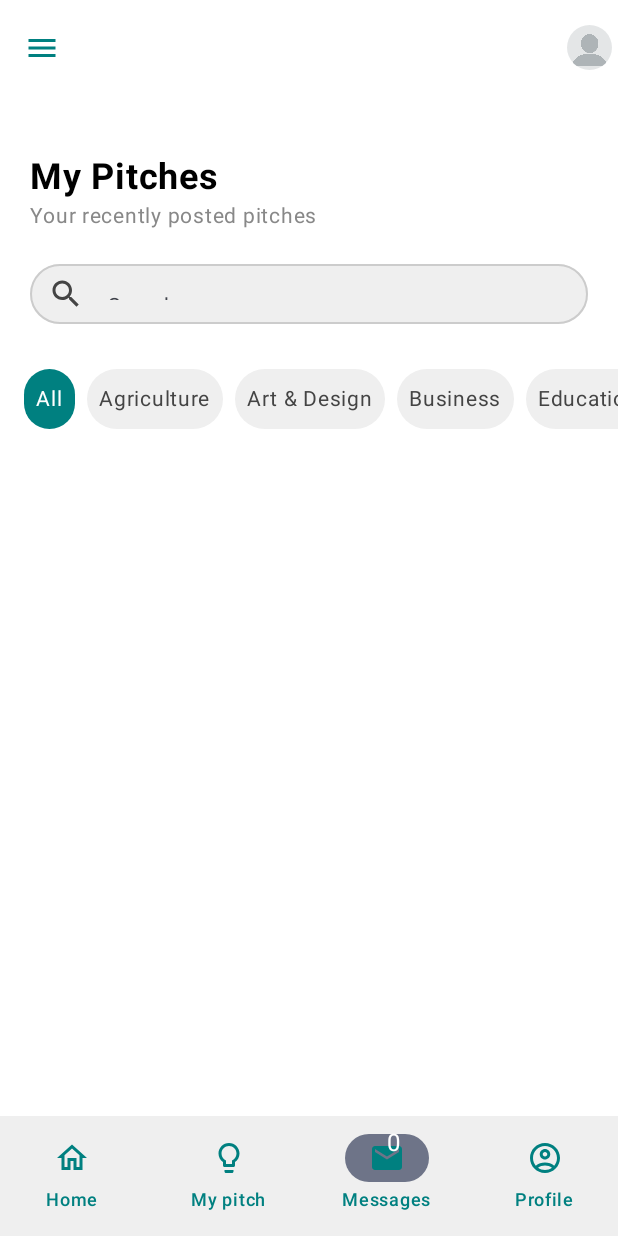
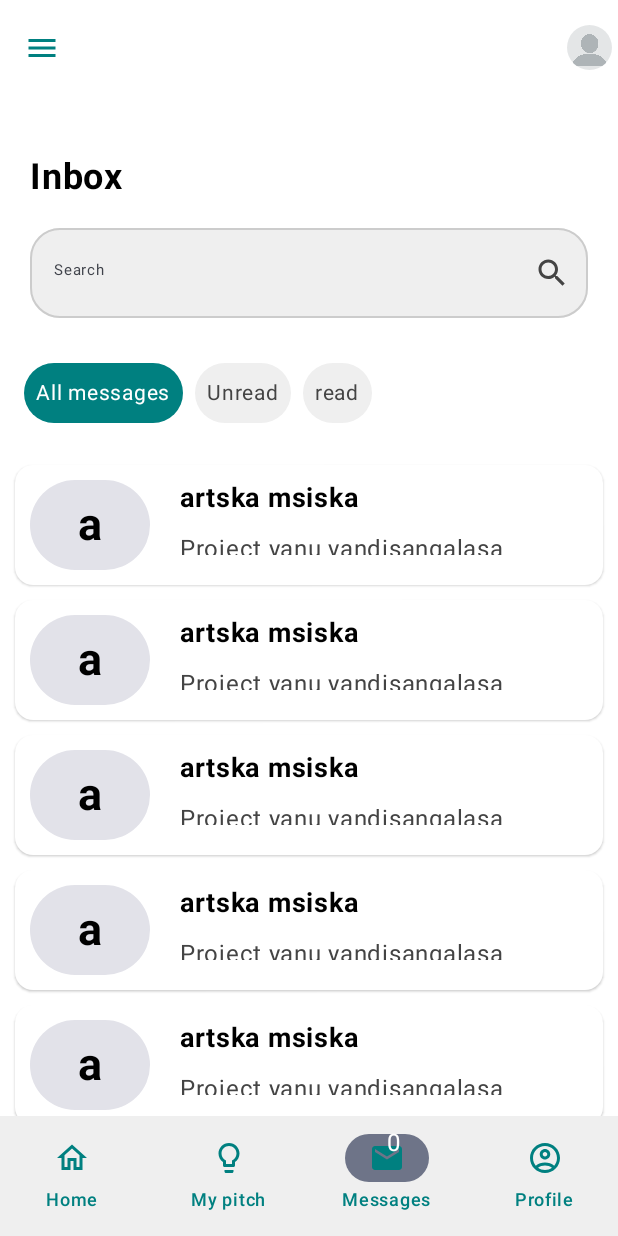
Before and after one commit to ArthurSven/my-pitch-compose, an Android app built with Jetpack Compose: the MyPitchListScreen screen opened through its navigation route, item 3 of the bottom bar chosen, on a phone screen of 412 x 824 dp. Run offline under Robolectric (Android 15) with nearby library versions, the phone set to English and light mode, and no system bars; our stand-ins replace Firebase (no records; nobody signed in at launch, a user with empty details on screens opened directly); pictures from the network do not load.

Commit message:
Building the inbox screen

```diff
--- a/app/src/main/java/com/devapps/mypitch/ui/screens/ProfileScreens.kt
+++ b/app/src/main/java/com/devapps/mypitch/ui/screens/ProfileScreens.kt
@@ -13,6 +13,7 @@ import androidx.compose.foundation.layout.height
 import androidx.compose.foundation.layout.padding
 import androidx.compose.foundation.layout.size
 import androidx.compose.foundation.layout.width
+import androidx.compose.foundation.lazy.LazyColumn
 import androidx.compose.foundation.shape.CircleShape
 import androidx.compose.foundation.shape.RoundedCornerShape
 import androidx.compose.material.icons.Icons
@@ -80,6 +81,9 @@ import com.devapps.mypitch.ui.theme.feintGrey
 import com.devapps.mypitch.ui.theme.teal
 import com.devapps.mypitch.ui.utils.BottomNavItem
 import com.devapps.mypitch.ui.utils.CategoryRow
+import com.devapps.mypitch.ui.utils.MyMessageInboxList
+import com.devapps.mypitch.ui.utils.categoryList
+import com.devapps.mypitch.ui.utils.messageArray
 
 @OptIn(ExperimentalMaterial3Api::class)
 @Composable
@@ -288,6 +292,9 @@ fun MyPitchScreens(
             composable(MyPitches.route) {
               MyPitchListScreen()
             }
+          composable(Messages.route) {
+              MyPitchMessageScreen()
+          }
       }
     }
 }
@@ -359,7 +366,7 @@ fun MyHomeScreen() {
                     .height(2.dp)
                 )
             }
-            CategoryRow()
+            CategoryRow(categoryList)
         }
 
     }
@@ -433,14 +440,89 @@ fun MyPitchListScreen() {
                     .height(2.dp)
                 )
             }
-            CategoryRow()
+            CategoryRow(categoryList)
         }
 
     }
 
 }
+
+@Composable
+fun MyPitchMessageScreen() {
+
+    var search by rememberSaveable {
+        mutableStateOf("")
+    }
+    Surface(
+        color = Color.White
+    ) {
+        Column(
+            modifier = Modifier
+                .fillMaxSize()
+                .background(Color.White)
+        ) {
+            Column(
+                modifier = Modifier
+                    .fillMaxWidth()
+                    .padding(20.dp)
+                    .background(Color.White)
+            ) {
+                Spacer(modifier = Modifier
+                    .height(20.dp)
+                )
+                Text("Inbox",
+                    fontSize = 24.sp,
+                    fontWeight = FontWeight.Bold,
+                    color = Color.Black
+                )
+                Spacer(modifier = Modifier
+                    .height(20.dp)
+                )
+                OutlinedTextField(
+                    value = search,
+                    onValueChange = {
+                        search == it
+                    },
+                    trailingIcon = {
+                        Icon(
+                            Icons.Outlined.Search, contentDescription = "search", tint = Color.DarkGray
+                        )
+                    },
+                    colors = OutlinedTextFieldDefaults.colors(
+                        focusedContainerColor = feintGrey,
+                        unfocusedContainerColor = feintGrey,
+                        unfocusedTextColor = Color.Gray,
+                        focusedTextColor = Color.DarkGray,
+                        unfocusedBorderColor = Color.LightGray,
+                        focusedBorderColor = Color.LightGray
+                    ),
+                    shape = RoundedCornerShape(20.dp),
+                    placeholder = {
+                        Text("Search",
+                            fontSize = 10.sp)
+                    },
+                    modifier = Modifier
+                        .fillMaxWidth()
+                        .height(60.dp)
+                )
+                Spacer(modifier = Modifier
+                    .height(2.dp)
+                )
+            }
+            CategoryRow(messageArray)
+            Spacer(modifier = Modifier
+                .height(10.dp)
+            )
+            MyMessageInboxList()
+        }
+
+    }
+
+}
+
+
 @Composable
 @Preview(showBackground = true)
 fun ViewProfileScreens() {
-
+    MyPitchMessageScreen()
 }
--- a/app/src/main/java/com/devapps/mypitch/ui/utils/Components.kt
+++ b/app/src/main/java/com/devapps/mypitch/ui/utils/Components.kt
@@ -2,15 +2,23 @@ package com.devapps.mypitch.ui.utils
 
 import androidx.compose.foundation.clickable
 import androidx.compose.foundation.layout.Arrangement
+import androidx.compose.foundation.layout.Column
 import androidx.compose.foundation.layout.PaddingValues
 import androidx.compose.foundation.layout.Row
+import androidx.compose.foundation.layout.Spacer
+import androidx.compose.foundation.layout.fillMaxSize
 import androidx.compose.foundation.layout.fillMaxWidth
+import androidx.compose.foundation.layout.height
 import androidx.compose.foundation.layout.padding
+import androidx.compose.foundation.layout.size
+import androidx.compose.foundation.layout.width
+import androidx.compose.foundation.lazy.LazyColumn
 import androidx.compose.foundation.lazy.LazyRow
 import androidx.compose.foundation.lazy.itemsIndexed
 import androidx.compose.foundation.shape.RoundedCornerShape
 import androidx.compose.material3.Card
 import androidx.compose.material3.CardDefaults
+import androidx.compose.material3.ElevatedCard
 import androidx.compose.material3.Text
 import androidx.compose.runtime.Composable
 import androidx.compose.runtime.getValue
@@ -19,19 +27,19 @@ import androidx.compose.runtime.remember
 import androidx.compose.runtime.setValue
 import androidx.compose.ui.Alignment
 import androidx.compose.ui.Modifier
+import androidx.compose.ui.draw.clip
 import androidx.compose.ui.graphics.Color
 import androidx.compose.ui.text.font.FontWeight
 import androidx.compose.ui.tooling.preview.Preview
 import androidx.compose.ui.unit.dp
 import androidx.compose.ui.unit.sp
+import com.devapps.mypitch.data.model.UserData
 import com.devapps.mypitch.ui.theme.feintGrey
 import com.devapps.mypitch.ui.theme.teal
 
 @Composable
-fun CategoryRow() {
-    val categoryList = listOf<String>("All", "Agriculture", "Art & Design", "Business", "Education",
-        "Entertainment", "Fashion", "Food & Beverage", "Manufacturing", "Real estate", "Retail",
-        "Tourism", "Misc")
+fun CategoryRow(itemList: List<String>) {
+
     var selectedCategory by remember { mutableStateOf(0) }
 
     LazyRow(
@@ -39,7 +47,7 @@ fun CategoryRow() {
         contentPadding = PaddingValues(horizontal = 16.dp, vertical = 8.dp),
         horizontalArrangement = Arrangement.spacedBy(8.dp)
     ) {
-        itemsIndexed(categoryList) { index, category ->
+        itemsIndexed(itemList) { index, category ->
             CategoryUiItem(
                 category = category,
                 isSelected = index == selectedCategory,
@@ -72,7 +80,81 @@ fun CategoryUiItem(category: String, isSelected: Boolean, onClick: () -> Unit) {
 }
 
 @Composable
+fun MyMessageInboxItem() {
+
+    val user = UserData("","artska msiska","arthursvenmsiska@gmail.com",
+        "hvbsdhvs"
+    )
+
+    ElevatedCard(
+        onClick = { /*TODO*/ },
+        modifier = Modifier
+            .fillMaxWidth()
+            .height(80.dp),
+        colors = CardDefaults.cardColors(
+            containerColor = Color.White
+        )
+    ) {
+        Row(
+            modifier = Modifier
+                .fillMaxSize()
+                .padding(all = 10.dp)
+        ) {
+            Card(onClick = { },
+                modifier = Modifier
+                    .size(80.dp)
+                    .clip(shape = RoundedCornerShape(360.dp))) {
+                Column(
+                    modifier = Modifier
+                        .fillMaxSize(),
+                    horizontalAlignment = Alignment.CenterHorizontally,
+                    verticalArrangement = Arrangement.Center
+                ) {
+                        Text(text = "${user.username?.get(0)}",
+                            fontWeight = FontWeight.Bold,
+                            fontSize = 30.sp,
+                            color = Color.Black)
+                }
+            }
+            Spacer(modifier = Modifier
+                .width(20.dp)
+            )
+            Column(
+                modifier = Modifier
+                    .fillMaxWidth()
+            ) {
+                Text(text = "${user.username}",
+                    fontWeight = FontWeight.Bold,
+                    fontSize = 18.sp,
+                    color = Color.Black
+                )
+                Spacer(modifier = Modifier
+                    .height(10.dp)
+                )
+                Text(text = "Project yanu yandisangalasa gergreegegegergegergreg",
+                    color = Color.DarkGray,
+                    modifier = Modifier
+                        .height(16.dp))
+            }
+        }
+    }
+}
+
+@Composable
+fun MyMessageInboxList() {
+    LazyColumn(
+        modifier = Modifier.fillMaxSize(),
+        verticalArrangement = Arrangement.spacedBy(10.dp),
+        contentPadding = PaddingValues(10.dp)
+    ) {
+        items(10) {
+            MyMessageInboxItem()
+        }
+    }
+}
+
+@Composable
 @Preview(showBackground = true)
 fun PreviewUiUtilities() {
-
+    MyMessageInboxItem()
 }
--- a/app/src/main/java/com/devapps/mypitch/ui/utils/UiUtils.kt
+++ b/app/src/main/java/com/devapps/mypitch/ui/utils/UiUtils.kt
@@ -9,3 +9,10 @@ data class BottomNavItem(
     val route : String,
     val badgeCount: Int? = null
 )
+
+val categoryList = listOf<String>("All", "Agriculture", "Art & Design", "Business", "Education",
+    "Entertainment", "Fashion", "Food & Beverage", "Manufacturing", "Real estate", "Retail",
+    "Tourism", "Misc"
+)
+
+val messageArray = listOf("All messages", "Unread", "read")
```
